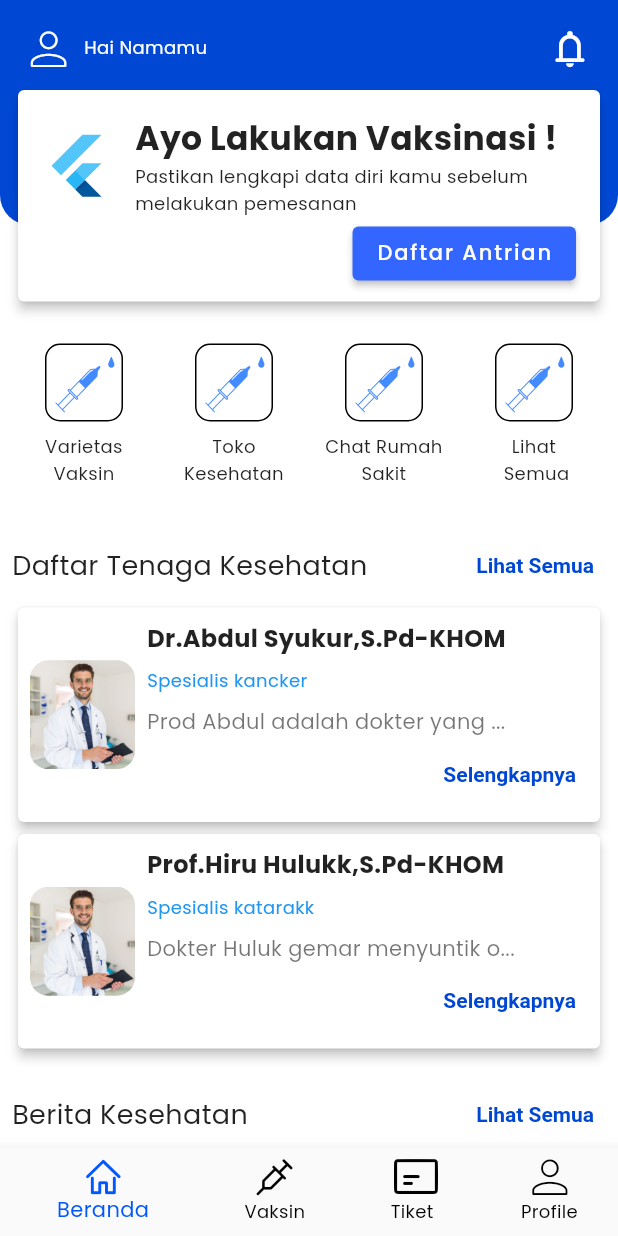
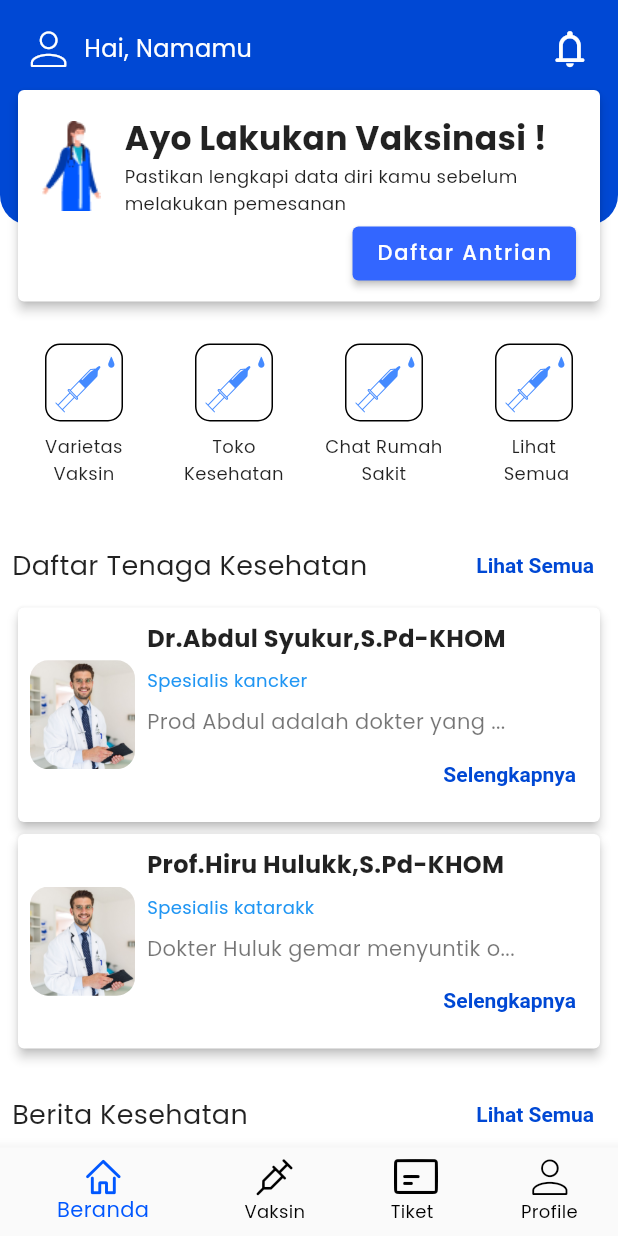
Before and after one commit to capstone-vaccine-book-17/VaccineBooking-MB, a Flutter app: the screen it shows after launch, on a phone screen of 412 x 824 dp. Run offline on Flutter 3.47's test engine with Material 2 defaults, Android fonts, the phone set to English and light mode, and no system bars; our stand-ins replace email_validator, google_fonts, image_picker.

Commit message:
minor ayo vaksin

```diff
--- a/lib/features/home/index_home.dart
+++ b/lib/features/home/index_home.dart
@@ -6,7 +6,6 @@ import 'package:w_vaccine/features/home/page/vaccine_varieties_page.dart';
 import 'package:w_vaccine/features/home/view_model/news_view_model.dart';
 import 'package:w_vaccine/styles/custom_color.dart';
 import 'package:w_vaccine/styles/wvaccine_icons.dart';
-
 
 class IndexHome extends StatelessWidget {
   const IndexHome({super.key});
@@ -73,7 +72,7 @@ class IndexHome extends StatelessWidget {
 
   /// Custom App bar
   Widget _customAppBar(BuildContext context) {
-    String temp1 = 'Hai Namamu';
+    String temp1 = 'Namamu';
     return Padding(
       padding: const EdgeInsets.all(8),
       child: Column(
@@ -88,8 +87,8 @@ class IndexHome extends StatelessWidget {
                 ),
               ),
               Text(
-                temp1,
-                style: const TextStyle(color: Colors.white),
+                'Hai, ${temp1}',
+                style: const TextStyle(color: Colors.white, fontSize: 16),
               ),
               const Spacer(),
               IconButton(
@@ -126,7 +125,7 @@ class IndexHome extends StatelessWidget {
           children: [
             Row(
               children: [
-                const FlutterLogo(size: 46),
+                Image.asset('assets/images/ayovaksin.png'),
                 const SizedBox(width: 16.0),
                 Expanded(
                   child: Column(
@@ -157,7 +156,7 @@ class IndexHome extends StatelessWidget {
   /// Menu
   Widget _menu(BuildContext context) {
     /// Later will be replaced with model within this view model
-    List<Map<String, String>> datas = [
+    List<Map> datas = [
       {
         'label': 'Varietas Vaksin',
         'image': '',
```
Also changed, not shown: assets/images/ayovaksin.png (added).
